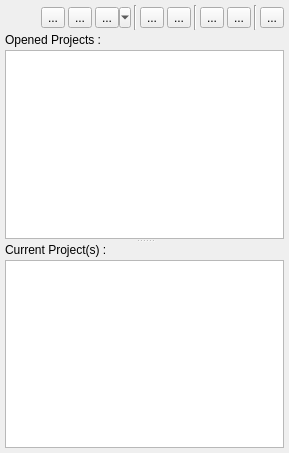
First picture: the form in v2/trunk/monkey/src/projectsmanager/ui/UIProjectsManager.ui, repository testmana2/mks, before the edit.
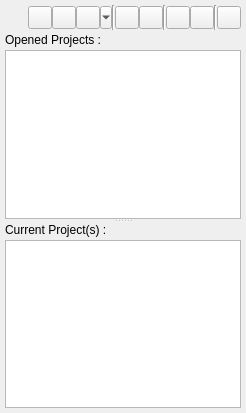
Second picture: the form after the edit. Icons and pictures are not drawn.

```diff
--- a/v2/trunk/monkey/src/projectsmanager/ui/UIProjectsManager.ui
+++ b/v2/trunk/monkey/src/projectsmanager/ui/UIProjectsManager.ui
@@ -1,17 +1,18 @@
 <ui version="4.0" >
- <class>UIProjectManager</class>
- <widget class="QWidget" name="UIProjectManager" >
+ <class>UIProjectsManager</class>
+ <widget class="QDockWidget" name="UIProjectsManager" >
   <property name="geometry" >
    <rect>
     <x>0</x>
     <y>0</y>
-    <width>289</width>
-    <height>453</height>
+    <width>246</width>
+    <height>413</height>
    </rect>
   </property>
   <property name="windowTitle" >
    <string>Projects Manager</string>
   </property>
+  <widget class="QWidget" name="wCentral" >
   <layout class="QVBoxLayout" >
    <property name="spacing" >
     <number>3</number>
@@ -44,7 +45,7 @@
      </property>
      <layout class="QHBoxLayout" >
       <property name="spacing" >
-       <number>3</number>
+        <number>0</number>
       </property>
       <property name="leftMargin" >
        <number>0</number>
@@ -72,33 +73,13 @@
        </spacer>
       </item>
       <item>
-       <widget class="QToolButton" name="toolButton_6" >
-        <property name="text" >
-         <string>...</string>
-        </property>
-        <property name="icon" >
-         <iconset resource="../../resources/resources.qrc" >:/project/icons/project/filtered.png</iconset>
-        </property>
-       </widget>
+        <widget class="QToolButton" name="tbFiltered" />
       </item>
       <item>
-       <widget class="QToolButton" name="toolButton_7" >
-        <property name="text" >
-         <string>...</string>
-        </property>
-        <property name="icon" >
-         <iconset resource="../../resources/resources.qrc" >:/project/icons/project/new.png</iconset>
-        </property>
-       </widget>
+        <widget class="QToolButton" name="tbNew" />
       </item>
       <item>
-       <widget class="QToolButton" name="toolButton" >
-        <property name="text" >
-         <string>...</string>
-        </property>
-        <property name="icon" >
-         <iconset resource="../../resources/resources.qrc" >:/project/icons/project/open.png</iconset>
-        </property>
+        <widget class="QToolButton" name="tbOpen" >
         <property name="popupMode" >
          <enum>QToolButton::MenuButtonPopup</enum>
         </property>
@@ -112,24 +93,10 @@
        </widget>
       </item>
       <item>
-       <widget class="QToolButton" name="toolButton_2" >
-        <property name="text" >
-         <string>...</string>
-        </property>
-        <property name="icon" >
-         <iconset resource="../../resources/resources.qrc" >:/project/icons/project/save.png</iconset>
-        </property>
-       </widget>
+        <widget class="QToolButton" name="tbSave" />
       </item>
       <item>
-       <widget class="QToolButton" name="toolButton_3" >
-        <property name="text" >
-         <string>...</string>
-        </property>
-        <property name="icon" >
-         <iconset resource="../../resources/resources.qrc" >:/project/icons/project/saveall.png</iconset>
-        </property>
-       </widget>
+        <widget class="QToolButton" name="tbSaveAll" />
       </item>
       <item>
        <widget class="Line" name="line_2" >
@@ -139,24 +106,10 @@
        </widget>
       </item>
       <item>
-       <widget class="QToolButton" name="toolButton_4" >
-        <property name="text" >
-         <string>...</string>
-        </property>
-        <property name="icon" >
-         <iconset resource="../../resources/resources.qrc" >:/project/icons/project/close.png</iconset>
-        </property>
-       </widget>
+        <widget class="QToolButton" name="tbClose" />
       </item>
       <item>
-       <widget class="QToolButton" name="toolButton_8" >
-        <property name="text" >
-         <string>...</string>
-        </property>
-        <property name="icon" >
-         <iconset resource="../../resources/resources.qrc" >:/project/icons/project/closeall.png</iconset>
-        </property>
-       </widget>
+        <widget class="QToolButton" name="tbCloseAll" />
       </item>
       <item>
        <widget class="Line" name="line_3" >
@@ -166,14 +119,7 @@
        </widget>
       </item>
       <item>
-       <widget class="QToolButton" name="toolButton_5" >
-        <property name="text" >
-         <string>...</string>
-        </property>
-        <property name="icon" >
-         <iconset resource="../../resources/resources.qrc" >:/project/icons/project/settings.png</iconset>
-        </property>
-       </widget>
+        <widget class="QToolButton" name="tbSettings" />
       </item>
      </layout>
     </widget>
@@ -196,7 +142,7 @@
         </widget>
        </item>
        <item>
-        <widget class="QListView" name="listView" />
+         <widget class="QTreeView" name="tvOpenedProjects" />
        </item>
       </layout>
      </widget>
@@ -220,6 +166,7 @@
     </widget>
    </item>
   </layout>
+  </widget>
  </widget>
  <resources>
   <include location="../../resources/resources.qrc" />
```
Left out of the diff: 16 changed lines with no effect on the pictures. Lines whose indentation alone changed are shown as unchanged.
